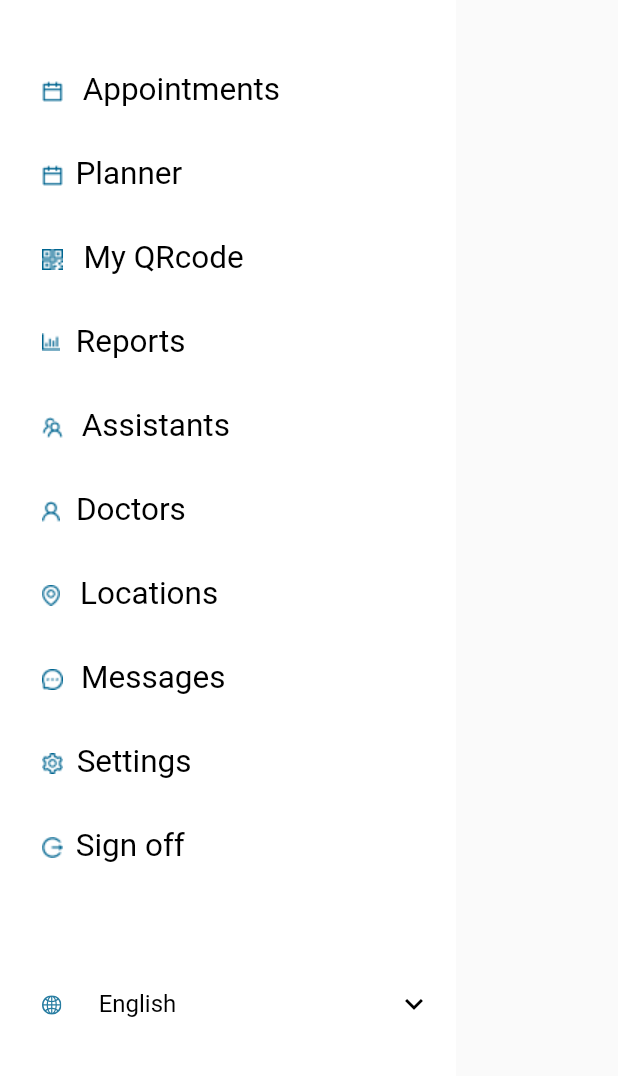
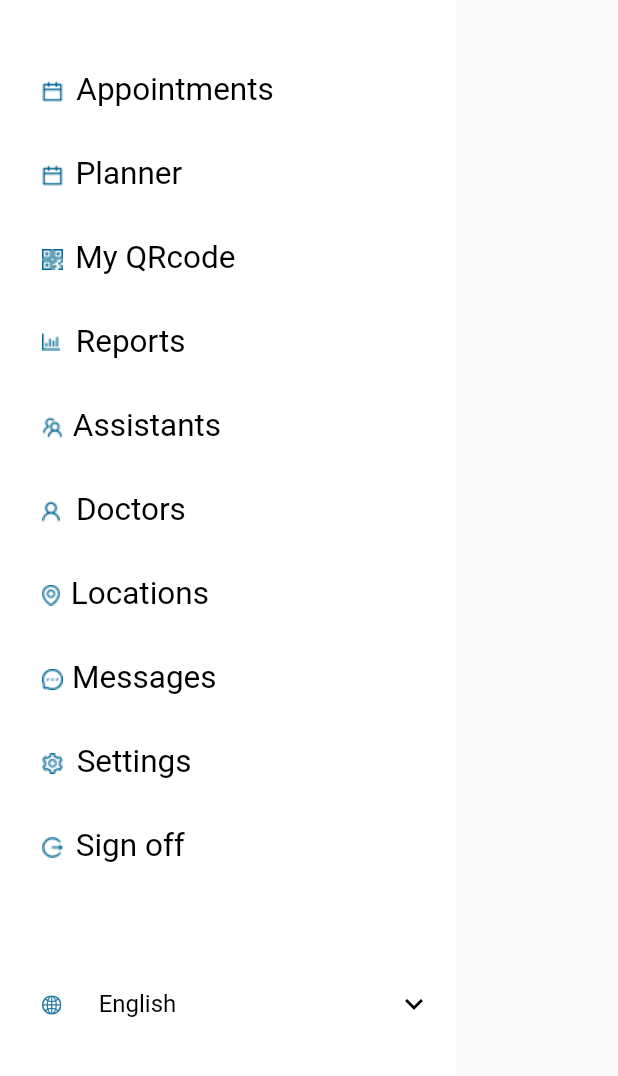
Before and after one commit to pramilaniroshan/emed-doctor, a Flutter app: the DoctorDrawer widget shown alone on an empty page, opened directly, on a phone screen of 412 x 824 dp, the part 114-1190 px from its top. Run offline on Flutter 3.47's test engine with Material 2 defaults, Android fonts, the phone set to English and light mode, and no system bars; our stand-ins replace animated_splash_screen, chips_choice, country_code_picker, date_picker_timeline, dio, dropdown_button2 and 14 more; missing offline and left inert: universal_html; accounts and stored records are empty; network calls fail; project files that could hold a hidden picture were left out.

Commit message:
Aligment bug fixed

```diff
--- a/lib/widgets/drawer.dart
+++ b/lib/widgets/drawer.dart
@@ -50,7 +50,7 @@ class DoctorDrawer extends StatelessWidget {
                 child: Image.asset(AppImages.calendar),
               ),
               title: const Align(
-                alignment: Alignment(-1.4, 0),
+                alignment: Alignment(-1.5, 0),
                 child: Text(
                   'Appointments',
                   style: TextStyle(
@@ -89,7 +89,7 @@ class DoctorDrawer extends StatelessWidget {
                 child: Image.asset(AppImages.qr),
               ),
               title: const Align(
-                alignment: Alignment(-1.3, 0),
+                alignment: Alignment(-1.4, 0),
                 child: Text(
                   'My QRcode',
                   style: TextStyle(
@@ -127,7 +127,7 @@ class DoctorDrawer extends StatelessWidget {
                 child: Image.asset(AppImages.assistants),
               ),
               title: const Align(
-                alignment: Alignment(-1.3, 0),
+                alignment: Alignment(-1.4, 0),
                 child: Text(
                   'Assistants',
                   style: TextStyle(
@@ -163,7 +163,7 @@ class DoctorDrawer extends StatelessWidget {
                 child: Image.asset(AppImages.location),
               ),
               title: const Align(
-                alignment: Alignment(-1.3, 0),
+                alignment: Alignment(-1.4, 0),
                 child: Text(
                   'Locations',
                   style: TextStyle(
@@ -181,7 +181,7 @@ class DoctorDrawer extends StatelessWidget {
                 child: Image.asset(AppImages.messages),
               ),
               title: const Align(
-                alignment: Alignment(-1.3, 0),
+                alignment: Alignment(-1.4, 0),
                 child: Text(
                   'Messages',
                   style: TextStyle(
```
